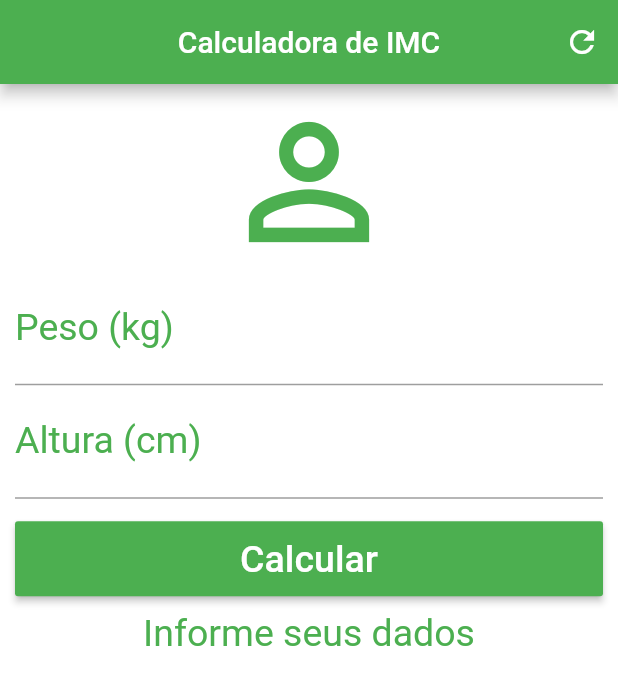
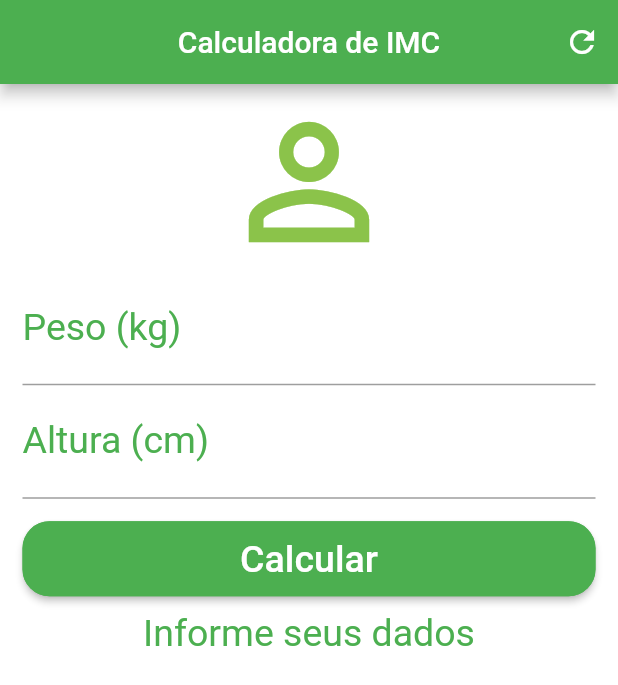
Before and after one commit to igorcm3/Mobile-Portfolio, a Flutter app: the screen it shows after launch, on a phone screen of 412 x 824 dp. Shown: the top 685 px of the screen. Run offline on Flutter 3.47's test engine with Material 2 defaults, Android fonts, the phone set to English and light mode, and no system bars.

Commit message:
Shape do button alterado. Espaçamento de layout alterado

```diff
--- a/imc_calc/lib/main.dart
+++ b/imc_calc/lib/main.dart
@@ -65,7 +65,7 @@ class _HomeState extends State<Home> {
       ),
       backgroundColor: Colors.white,
       body: SingleChildScrollView(
-          padding: EdgeInsets.fromLTRB(10.0, 5.0, 10.0, 5.0),
+          padding: EdgeInsets.fromLTRB(15.0, 5.0, 15.0, 5.0),
           child: Form(
             key: _formkey,
             child: Column(
@@ -74,7 +74,7 @@ class _HomeState extends State<Home> {
                 Icon(
                   Icons.person_outline,
                   size: 120,
-                  color: Colors.green,
+                  color: Colors.lightGreen,
                 ),
                 TextFormField(
                   controller: weigthController,
@@ -115,11 +115,16 @@ class _HomeState extends State<Home> {
                   child: Container(
                     height: 50.0,
                     child: RaisedButton(
+                      //TODO: Alterar shape do button
                       onPressed: () {
                         if (_formkey.currentState.validate()) {
                           _calculate();
                         }
                       },
+                      shape: RoundedRectangleBorder(
+                        borderRadius: BorderRadius.circular(18.0),
+                        side: BorderSide(color: Colors.green),
+                      ),
                       child: Text(
                         "Calcular",
                         style: TextStyle(color: Colors.white, fontSize: 25.0),
```
